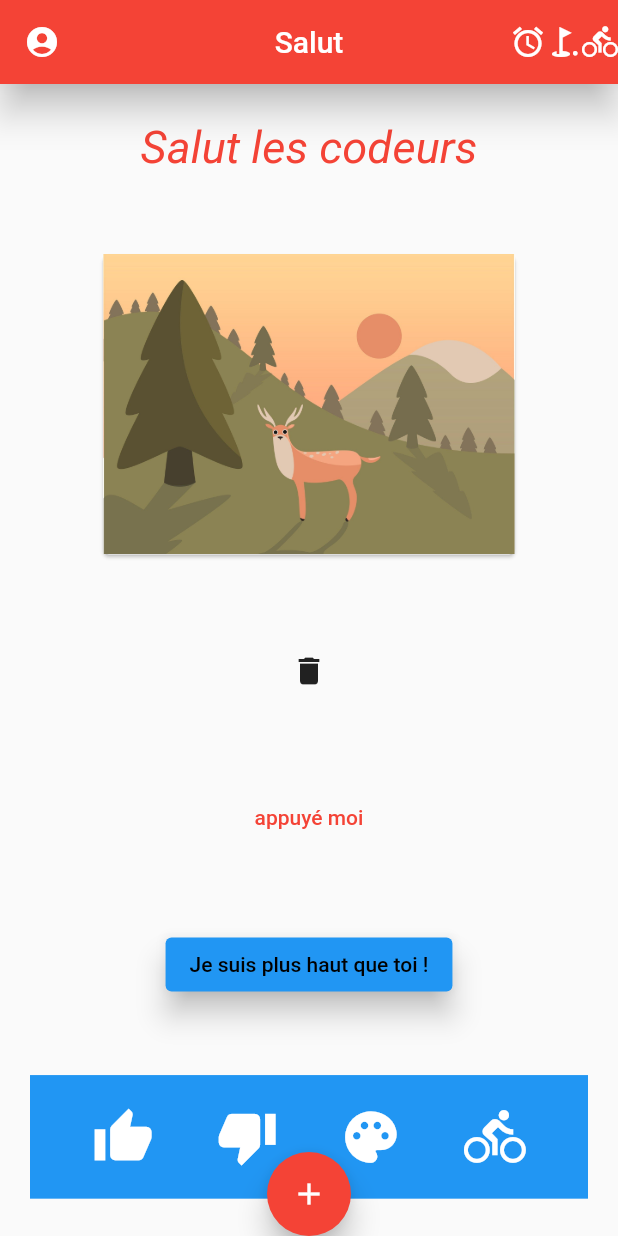
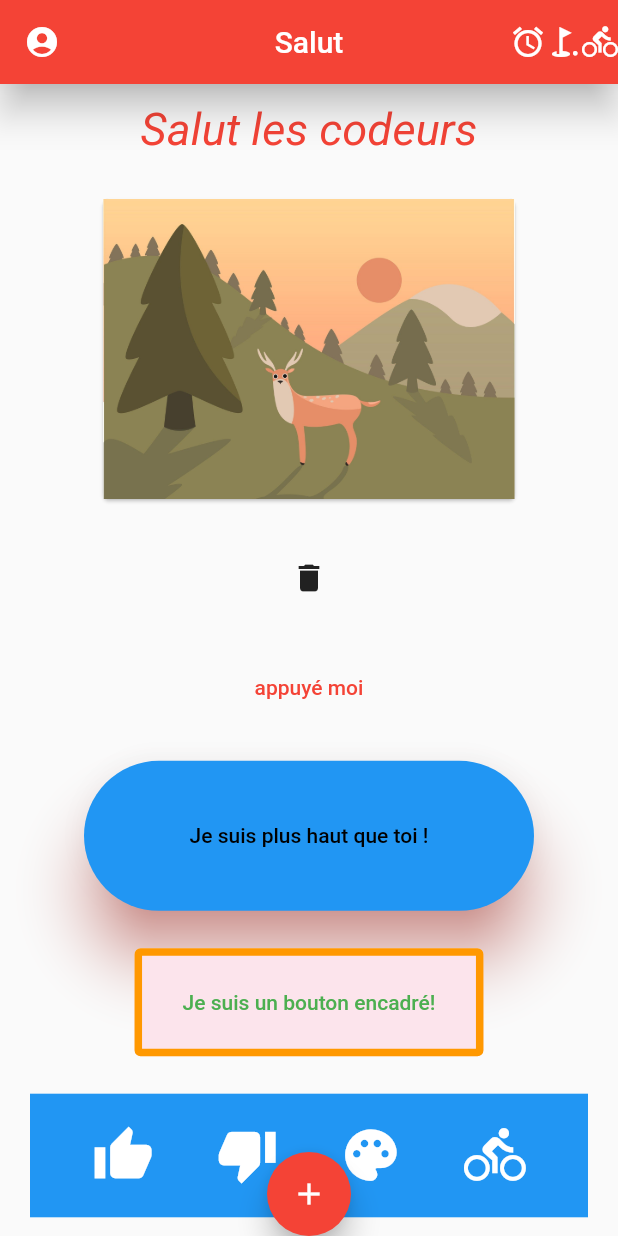
Before and after one commit to Lebeil/flutter_mobile, a Flutter app: the screen it shows after launch, on a phone screen of 412 x 824 dp. Run offline on Flutter 3.47's test engine with Material 2 defaults, Android fonts, the phone set to English and light mode, and no system bars.

Commit message:
add OutlinedButton + shadow + border

```diff
--- a/lib/main.dart
+++ b/lib/main.dart
@@ -35,6 +35,10 @@ class _Home extends State<Home> {
   @override
   Widget build(BuildContext context) {
     double largeur = MediaQuery.of(context).size.width;
+    final shape = RoundedRectangleBorder(
+      borderRadius: BorderRadius.circular(50),
+    );
+
     // TODO: implement build
     return Scaffold(
       appBar: AppBar(
@@ -88,8 +92,21 @@ class _Home extends State<Home> {
               style: ElevatedButton.styleFrom(
                 onPrimary: Colors.black,
                 primary: Colors.blue,
-                elevation: 8,
+                elevation: 18,
+                shadowColor: Colors.red.withOpacity(0.9),
+                minimumSize: const Size(300, 100),
+                shape: shape,
               )
+            ),
+            OutlinedButton(
+              onPressed: boutonAppuye,
+              child: const Text('Je suis un bouton encadré!'),
+              style: OutlinedButton.styleFrom(
+                backgroundColor: Colors.pink[50],
+                primary: Colors.green,
+                side: const BorderSide(width: 5, color: Colors.orange),
+                padding: const EdgeInsets.symmetric(horizontal: 32, vertical: 28),
+              ),
             ),
             Container(
               height: largeur / 5,
```
